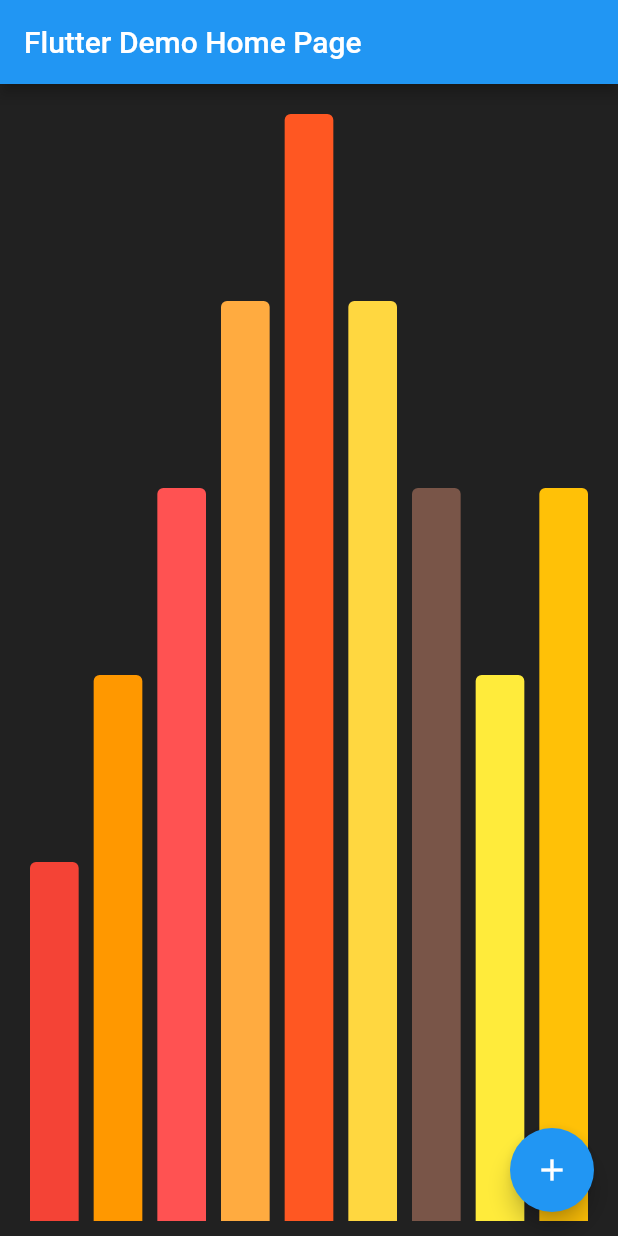
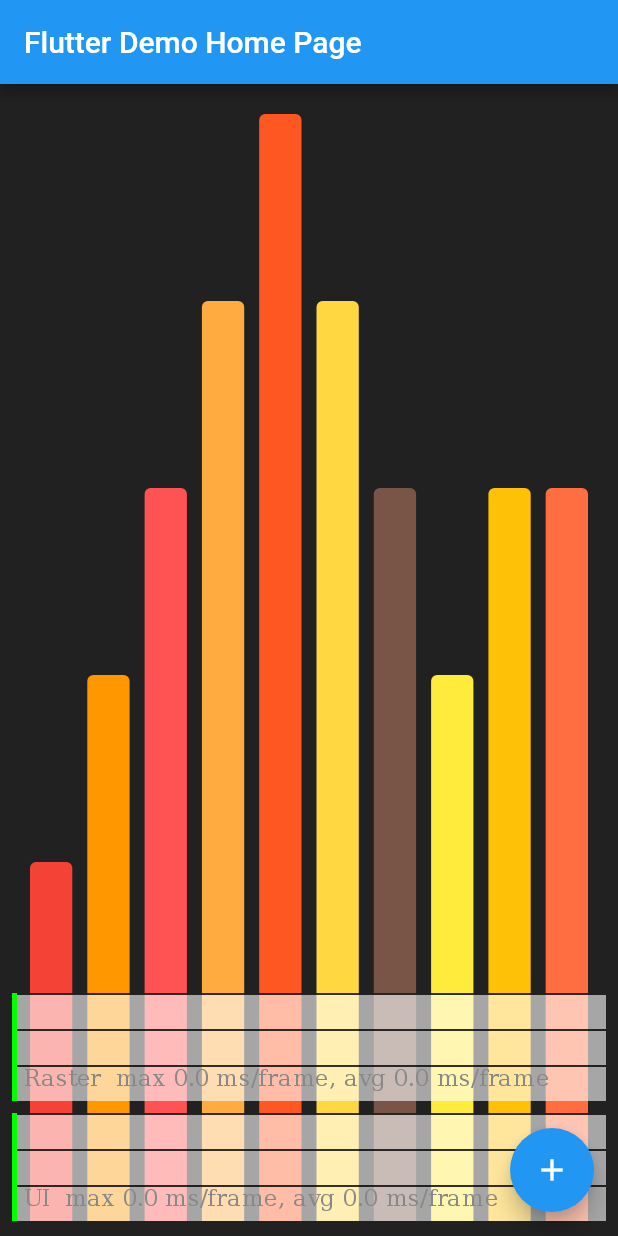
Before and after one commit to guid-empty/fast_chart_demo, a Flutter app: the screen it shows after launch, on a phone screen of 412 x 824 dp. Run offline on Flutter 3.47's test engine with Material 2 defaults, Android fonts, the phone set to English and light mode, and no system bars.

Commit message:
to demo - performance overlay + 10 columns chart - right now it's all ok and looks like perfect

```diff
--- a/lib/main.dart
+++ b/lib/main.dart
@@ -42,6 +42,8 @@ class _MyHomePageState extends State<MyHomePage> {
       CustomData(dayInMonth: 7, closedPrice: 20, color: Colors.brown),
       CustomData(dayInMonth: 8, closedPrice: 15, color: Colors.yellow),
       CustomData(dayInMonth: 9, closedPrice: 20, color: Colors.amber),
+      CustomData(
+          dayInMonth: 9, closedPrice: 20, color: Colors.deepOrangeAccent),
     ],
   );
 
@@ -52,7 +54,10 @@ class _MyHomePageState extends State<MyHomePage> {
         title: Text(widget.title),
       ),
       body: Center(
-        child: FastChart<CustomData>(
+        child: Stack(
+          fit: StackFit.expand,
+          children: [
+            FastChart<CustomData>(
               series: ColumnSeries<CustomData>(
                 dataSource: _dataSource,
                 xValueMapper: (CustomData data, int index) =>
@@ -64,6 +69,15 @@ class _MyHomePageState extends State<MyHomePage> {
               ),
               backgroundColor: Colors.black87,
             ),
+            Positioned(
+              bottom: 10,
+              left: 0,
+              right: 0,
+              height: 160,
+              child: PerformanceOverlay.allEnabled(),
+            ),
+          ],
+        ),
       ),
       floatingActionButton: FloatingActionButton(
         onPressed: () {},
```
Lines whose indentation alone changed are shown as unchanged.
